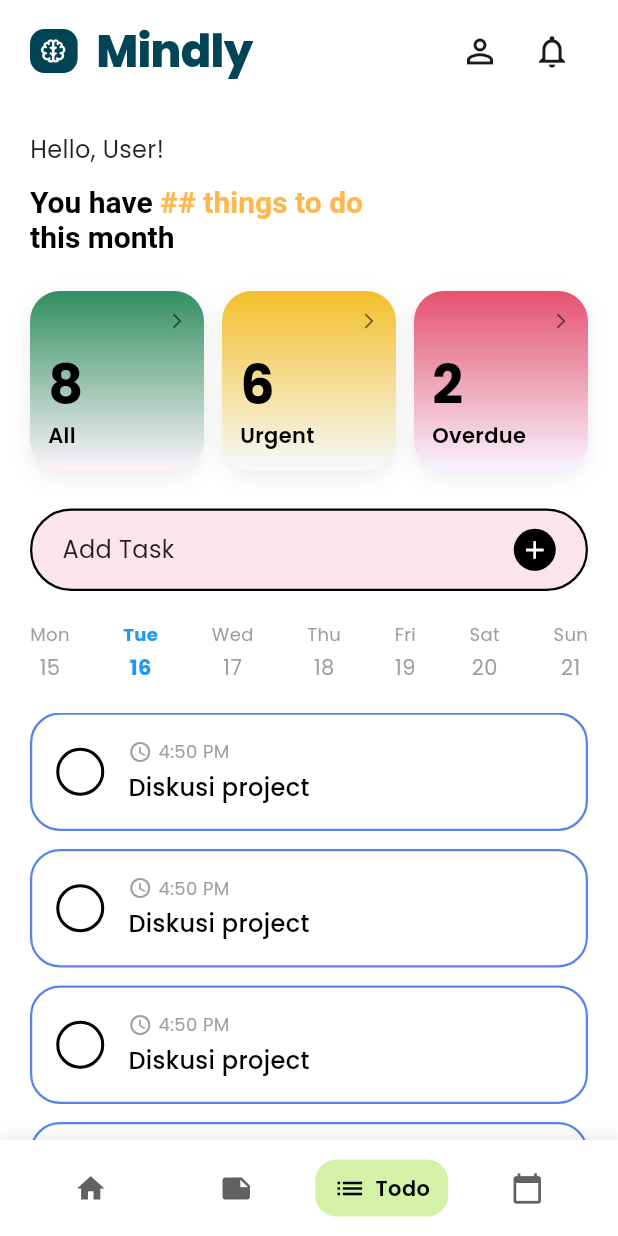
After one commit to susanjong/MindlyApp_MobileDev, a Flutter app: the MainTodoScreen screen opened by its route, on a phone screen of 412 x 824 dp. The commit adds this screen. Run offline on Flutter 3.47's test engine with Material 3 defaults, Android fonts, the phone set to English and light mode, and no system bars; our stand-ins replace cloud_firestore, firebase_auth, firebase_core, flutter_svg, google_fonts, google_sign_in; accounts and stored records are empty.

Commit message:
add:todo list main page, statis

```diff
--- /dev/null
+++ b/lib/presentation/screen/todolist/mainTodo.dart
@@ -0,0 +1,379 @@
+import 'package:flutter/material.dart';
+import 'package:notesapp/widgets/custom_top_app_bar.dart';
+import 'package:notesapp/widgets/navbar.dart';
+import 'package:notesapp/widgets/task_item.dart';
+import 'package:notesapp/routes/routes.dart';
+
+class MainTodoScreen extends StatefulWidget {
+  final String? username;
+
+  const MainTodoScreen({Key? key, this.username}) : super(key: key);
+
+  @override
+  State<MainTodoScreen> createState() => _MainTodoScreenState();
+}
+
+class _MainTodoScreenState extends State<MainTodoScreen> {
+  int selectedDay = 16; // Tuesday selected
+  String _username = 'User';
+  int _selectedNavIndex = 2; // Todo tab selected
+
+  final List<Map<String, dynamic>> tasks = [
+    {'time': '4:50 PM', 'title': 'Diskusi project', 'completed': false},
+    {'time': '4:50 PM', 'title': 'Diskusi project', 'completed': false},
+    {'time': '4:50 PM', 'title': 'Diskusi project', 'completed': false},
+    {'time': '4:50 PM', 'title': 'Diskusi project', 'completed': false},
+  ];
+
+  @override
+  void initState() {
+    super.initState();
+    _username = widget.username ?? 'User';
+  }
+
+  void _onNavItemTapped(int index) {
+    setState(() {
+      _selectedNavIndex = index;
+    });
+
+    switch (index) {
+      case 0: // Home
+        Navigator.pushReplacementNamed(context, AppRoutes.home);
+        break;
+      case 1: // Notes
+        Navigator.pushReplacementNamed(context, AppRoutes.notes);
+        break;
+      case 2: // Todo (current page)
+      // Already on Todo page
+        break;
+      case 3: // Calendar
+        Navigator.pushReplacementNamed(context, AppRoutes.calendar);
+        break;
+    }
+  }
+
+  @override
+  Widget build(BuildContext context) {
+    return Scaffold(
+      backgroundColor: Colors.white,
+      appBar: CustomTopAppBar(
+        onProfileTap: () {
+          Navigator.pushNamed(context, AppRoutes.profile);
+        },
+        onNotificationTap: () {
+          // Navigator.pushNamed(context, '/notifications');
+        },
+      ),
+      body: Column(
+        children: [
+          // Fixed Content Section
+          Padding(
+            padding: const EdgeInsets.fromLTRB(20, 20, 20, 0),
+            child: Column(
+              crossAxisAlignment: CrossAxisAlignment.start,
+              children: [
+                // Greeting
+                Text(
+                  'Hello, $_username!',
+                  style: const TextStyle(
+                    fontSize: 16,
+                    color: Colors.black87,
+                  ),
+                ),
+                const SizedBox(height: 12),
+
+                // Task Summary
+                RichText(
+                  text: const TextSpan(
+                    style: TextStyle(
+                      fontSize: 20,
+                      fontWeight: FontWeight.bold,
+                      color: Colors.black,
+                    ),
+                    children: [
+                      TextSpan(text: 'You have '),
+                      TextSpan(
+                        text: '## things to do',
+                        style: TextStyle(color: Color(0xFFFFB74D)),
+                      ),
+                      TextSpan(text: '\nthis month'),
+                    ],
+                  ),
+                ),
+                const SizedBox(height: 20),
+
+                // Status Cards
+                SizedBox(
+                  height: 130,
+                  child: Row(
+                    children: [
+                      Expanded(
+                        child: _buildStatusCard(
+                          '8',
+                          'All',
+                          const Color(0xFF318F61),
+                          const Color(0xFFFEF4FC),
+                        ),
+                      ),
+                      const SizedBox(width: 12),
+                      Expanded(
+                        child: _buildStatusCard(
+                          '6',
+                          'Urgent',
+                          const Color(0xFFF4BF2A),
+                          const Color(0xFFF6FAFD),
+                        ),
+                      ),
+                      const SizedBox(width: 12),
+                      Expanded(
+                        child: _buildStatusCard(
+                          '2',
+                          'Overdue',
+                          const Color(0xFFE5526E),
+                          const Color(0xFFF8F4FF),
+                        ),
+                      ),
+                    ],
+                  ),
+                ),
+                const SizedBox(height: 20),
+
+                // Add Task Button
+                Container(
+                  decoration: BoxDecoration(
+                    color: const Color(0xFFFCE4EC),
+                    borderRadius: BorderRadius.circular(30),
+                    border: Border.all(color: Colors.black, width: 1.5),
+                  ),
+                  child: Material(
+                    color: Colors.transparent,
+                    child: InkWell(
+                      borderRadius: BorderRadius.circular(30),
+                      onTap: () {
+                        _showAddTaskDialog();
+                      },
+                      child: Padding(
+                        padding: const EdgeInsets.symmetric(
+                          horizontal: 20,
+                          vertical: 12,
+                        ),
+                        child: Row(
+                          mainAxisAlignment: MainAxisAlignment.spaceBetween,
+                          children: [
+                            const Text(
+                              'Add Task',
+                              style: TextStyle(
+                                fontSize: 16,
+                                color: Colors.black87,
+                              ),
+                            ),
+                            Container(
+                              padding: const EdgeInsets.all(4),
+                              decoration: const BoxDecoration(
+                                color: Colors.black,
+                                shape: BoxShape.circle,
+                              ),
+                              child: const Icon(
+                                Icons.add,
+                                color: Colors.white,
+                                size: 20,
+                              ),
+                            ),
+                          ],
+                        ),
+                      ),
+                    ),
+                  ),
+                ),
+                const SizedBox(height: 20),
+
+                // Week Days
+                Row(
+                  mainAxisAlignment: MainAxisAlignment.spaceBetween,
+                  children: [
+                    _buildDayItem('Mon', 15, false),
+                    _buildDayItem('Tue', 16, true),
+                    _buildDayItem('Wed', 17, false),
+                    _buildDayItem('Thu', 18, false),
+                    _buildDayItem('Fri', 19, false),
+                    _buildDayItem('Sat', 20, false),
+                    _buildDayItem('Sun', 21, false),
+                  ],
+                ),
+                const SizedBox(height: 20),
+              ],
+            ),
+          ),
+
+          // Scrollable Task List Section
+          Expanded(
+            child: ListView.builder(
+              padding: const EdgeInsets.symmetric(horizontal: 20),
+              physics: const BouncingScrollPhysics(),
+              itemCount: tasks.length,
+              itemBuilder: (context, index) {
+                return TaskItem(
+                  task: tasks[index],
+                  onToggle: () {
+                    setState(() {
+                      tasks[index]['completed'] = !tasks[index]['completed'];
+                    });
+                  },
+                );
+              },
+            ),
+          ),
+        ],
+      ),
+
+      // Bottom Navigation using CustomNavBar
+      bottomNavigationBar: CustomNavBar(
+        selectedIndex: _selectedNavIndex,
+        onItemTapped: _onNavItemTapped,
+      ),
+    );
+  }
+
+  Widget _buildStatusCard(String count, String label, Color topColor, Color bottomColor) {
+    return Container(
+      height: 120,
+      constraints: const BoxConstraints(
+        minWidth: 100,
+      ),
+      decoration: BoxDecoration(
+        gradient: LinearGradient(
+          begin: Alignment.topCenter,
+          end: Alignment.bottomCenter,
+          colors: [topColor, bottomColor],
+        ),
+        borderRadius: BorderRadius.circular(20),
+        boxShadow: [
+          BoxShadow(
+            color: Colors.black.withOpacity(0.08),
+            blurRadius: 12,
+            offset: const Offset(0, 4),
+          ),
+        ],
+      ),
+      child: Padding(
+        padding: const EdgeInsets.symmetric(horizontal: 12, vertical: 14),
+        child: Column(
+          crossAxisAlignment: CrossAxisAlignment.start,
+          mainAxisSize: MainAxisSize.min,
+          children: [
+            // Arrow icon di pojok kanan atas
+            Row(
+              mainAxisAlignment: MainAxisAlignment.end,
+              children: [
+                Icon(
+                  Icons.arrow_forward_ios,
+                  size: 12,
+                  color: Colors.black.withOpacity(0.6),
+                ),
+              ],
+            ),
+            const Spacer(),
+            // Number
+            Text(
+              count,
+              style: const TextStyle(
+                fontSize: 36,
+                fontWeight: FontWeight.bold,
+                color: Colors.black,
+                height: 1,
+              ),
+            ),
+            const SizedBox(height: 6),
+            // Label
+            Text(
+              label,
+              style: const TextStyle(
+                fontSize: 14,
+                fontWeight: FontWeight.w600,
+                color: Colors.black,
+              ),
+              maxLines: 1,
+              overflow: TextOverflow.ellipsis,
+            ),
+          ],
+        ),
+      ),
+    );
+  }
+
+  Widget _buildDayItem(String day, int date, bool isSelected) {
+    return GestureDetector(
+      onTap: () {
+        setState(() {
+          selectedDay = date;
+        });
+      },
+      child: Column(
+        children: [
+          Text(
+            day,
+            style: TextStyle(
+              fontSize: 12,
+              color: isSelected ? const Color(0xFF2196F3) : Colors.grey,
+              fontWeight: isSelected ? FontWeight.bold : FontWeight.normal,
+            ),
+          ),
+          const SizedBox(height: 4),
+          Text(
+            date.toString(),
+            style: TextStyle(
+              fontSize: 14,
+              color: isSelected ? const Color(0xFF2196F3) : Colors.grey,
+              fontWeight: isSelected ? FontWeight.bold : FontWeight.normal,
+            ),
+          ),
+        ],
+      ),
+    );
+  }
+
+  void _showAddTaskDialog() {
+    showDialog(
+      context: context,
+      builder: (BuildContext context) {
+        return AlertDialog(
+          title: const Text('Add New Task'),
+          content: Column(
+            mainAxisSize: MainAxisSize.min,
+            children: [
+              TextField(
+                decoration: const InputDecoration(
+                  labelText: 'Task Title',
+                  border: OutlineInputBorder(),
+                ),
+              ),
+              const SizedBox(height: 16),
+              TextField(
+                decoration: const InputDecoration(
+                  labelText: 'Time',
+                  border: OutlineInputBorder(),
+                ),
+              ),
+            ],
+          ),
+          actions: [
+            TextButton(
+              onPressed: () => Navigator.pop(context),
+              child: const Text('Cancel'),
+            ),
+            ElevatedButton(
+              onPressed: () {
+                // Add task logic here
+                Navigator.pop(context);
+              },
+              style: ElevatedButton.styleFrom(
+                backgroundColor: Colors.purple,
+              ),
+              child: const Text('Add'),
+            ),
+          ],
+        );
+      },
+    );
+  }
+}
--- a/lib/routes/routes.dart
+++ b/lib/routes/routes.dart
@@ -10,7 +10,7 @@ import 'package:notesapp/presentation/screen/main_home/home.dart';
 import 'package:notesapp/presentation/screen/main_home/profile.dart';
 import 'package:notesapp/presentation/screen/main_home/about_info.dart';
 import 'package:notesapp/presentation/screen/notes/awalnotes.dart';
-import 'package:notesapp/presentation/screen/todolist/awaltodo.dart';
+import 'package:notesapp/presentation/screen/todolist/mainTodo.dart';
 import 'package:notesapp/presentation/screen/calendar/awalcalendar.dart';
 
 class AppRoutes {
@@ -60,7 +60,7 @@ class AppRoutes {
         return MaterialPageRoute(builder: (_) => NotesPage());
 
       case todo:
-        return MaterialPageRoute(builder: (_) => TodoListPage());
+        return MaterialPageRoute(builder: (_) => MainTodoScreen());
 
       case calendar:
         return MaterialPageRoute(builder: (_) => CalendarPage());
@@ -100,7 +100,7 @@ class AppRoutes {
       forgotPassword: (context) => ForgotPasswordScreen(),
       profile: (context) => AccountProfilePage(),
       notes: (context) => NotesPage(),
-      todo: (context) => TodoListPage(),
+      todo: (context) => MainTodoScreen(),
       calendar: (context) => CalendarPage(),
       helpFaq: (context) => HelpFaqScreen(),
       aboutUs: (context) => AboutPage(),
--- /dev/null
+++ b/lib/widgets/task_item.dart
@@ -0,0 +1,83 @@
+import 'package:flutter/material.dart';
+
+class TaskItem extends StatelessWidget {
+  final Map<String, dynamic> task;
+  final VoidCallback onToggle;
+
+  const TaskItem({
+    Key? key,
+    required this.task,
+    required this.onToggle,
+  }) : super(key: key);
+
+  @override
+  Widget build(BuildContext context) {
+    return Container(
+      margin: const EdgeInsets.only(bottom: 12),
+      padding: const EdgeInsets.all(16),
+      decoration: BoxDecoration(
+        color: Colors.white,
+        borderRadius: BorderRadius.circular(20),
+        border: Border.all(color: const Color(0xFF5784EB), width: 1.5),
+      ),
+      child: Row(
+        children: [
+          GestureDetector(
+            onTap: onToggle,
+            child: Container(
+              width: 32,
+              height: 32,
+              decoration: BoxDecoration(
+                shape: BoxShape.circle,
+                border: Border.all(color: Colors.black, width: 2),
+                color: task['completed']
+                    ? const Color(0xFF318F61)
+                    : Colors.transparent,
+              ),
+              child: task['completed']
+                  ? const Icon(Icons.check, color: Colors.white, size: 18)
+                  : null,
+            ),
+          ),
+          const SizedBox(width: 16),
+          Expanded(
+            child: Column(
+              crossAxisAlignment: CrossAxisAlignment.start,
+              children: [
+                Row(
+                  children: [
+                    const Icon(
+                      Icons.access_time,
+                      size: 16,
+                      color: Colors.grey,
+                    ),
+                    const SizedBox(width: 4),
+                    Text(
+                      task['time'],
+                      style: const TextStyle(
+                        fontSize: 12,
+                        color: Colors.grey,
+                      ),
+                    ),
+                  ],
+                ),
+                const SizedBox(height: 4),
+                Text(
+                  task['title'],
+                  style: TextStyle(
+                    fontSize: 16,
+                    fontWeight: FontWeight.w500,
+                    color: Colors.black,
+                    decoration: task['completed']
+                        ? TextDecoration.lineThrough
+                        : TextDecoration.none,
+                  ),
+                ),
+              ],
+            ),
+          ),
+        ],
+      ),
+    );
+  }
+}
```
